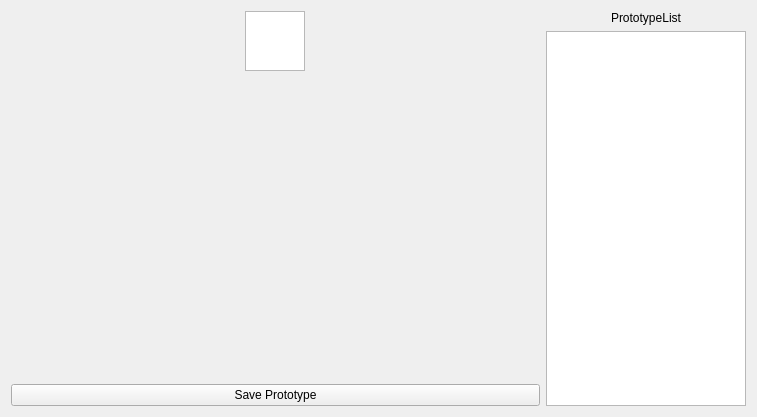
The window that src/Editor/BoltQtWidgets/Editors/PrototypeEditor.ui (FcTD4mN/Bolt) describes before a commit, drawn with Qt 5.
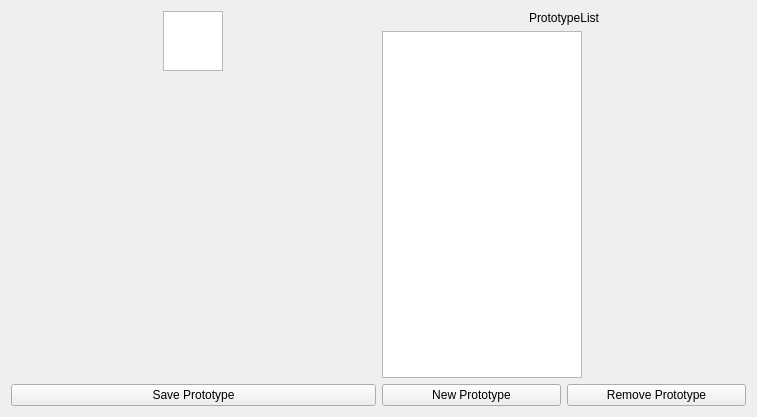
The same window after the commit. Custom widgets are drawn as their Qt base class.

Commit message: fix: Component value column no more editable feat: Can add new prototypes

Patch:
```diff
--- a/src/Editor/BoltQtWidgets/Editors/PrototypeEditor.ui
+++ b/src/Editor/BoltQtWidgets/Editors/PrototypeEditor.ui
@@ -95,6 +95,24 @@
          </property>
         </widget>
        </item>
+       <item>
+        <layout class="QHBoxLayout" name="horizontalLayout">
+         <item>
+          <widget class="QPushButton" name="buttonAddPrototype">
+           <property name="text">
+            <string>New Prototype</string>
+           </property>
+          </widget>
+         </item>
+         <item>
+          <widget class="QPushButton" name="buttonRemovePrototype">
+           <property name="text">
+            <string>Remove Prototype</string>
+           </property>
+          </widget>
+         </item>
+        </layout>
+       </item>
       </layout>
      </item>
     </layout>
```
Left out of the diff: 34 changed lines with no effect on the pictures. The commit also changes 14 other files.
